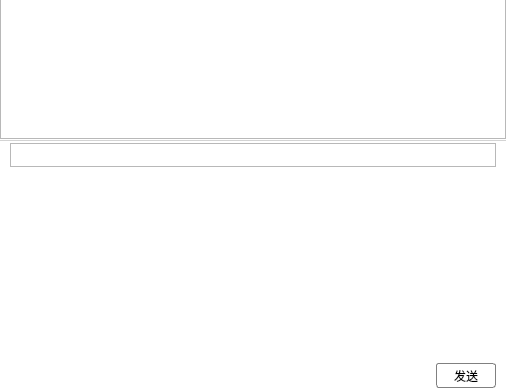
Qt form JChat/ChatWidget.ui (jpush/jchat-windows) before a commit; both pictures show x 0 to 506 and y 213 to 603 of the 506 by 603 pixel window.
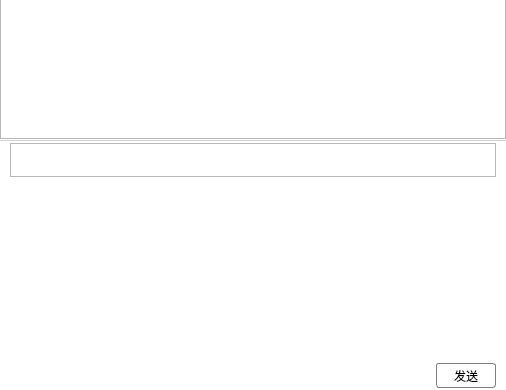
The same form after that commit. Icons and pictures are not drawn. Custom widgets are drawn as their Qt base class.

The edit to the form file:
```diff
--- a/JChat/ChatWidget.ui
+++ b/JChat/ChatWidget.ui
@@ -367,24 +367,27 @@
           <enum>QFrame::Raised</enum>
          </property>
          <layout class="QHBoxLayout" name="horizontalLayout_3">
+          <property name="spacing">
+           <number>16</number>
+          </property>
           <property name="leftMargin">
            <number>0</number>
           </property>
           <property name="topMargin">
-           <number>0</number>
+           <number>4</number>
           </property>
           <property name="rightMargin">
            <number>0</number>
           </property>
           <property name="bottomMargin">
-           <number>0</number>
+           <number>4</number>
           </property>
           <item>
            <widget class="QToolButton" name="btnEmoji">
             <property name="minimumSize">
              <size>
-              <width>20</width>
-              <height>20</height>
+              <width>24</width>
+              <height>24</height>
              </size>
             </property>
             <property name="text">
@@ -396,8 +399,8 @@
            <widget class="QToolButton" name="btnImage">
             <property name="minimumSize">
              <size>
-              <width>20</width>
-              <height>20</height>
+              <width>24</width>
+              <height>24</height>
              </size>
             </property>
             <property name="text">
@@ -409,8 +412,8 @@
            <widget class="QToolButton" name="btnFile">
             <property name="minimumSize">
              <size>
-              <width>20</width>
-              <height>20</height>
+              <width>24</width>
+              <height>24</height>
              </size>
             </property>
             <property name="text">
@@ -422,8 +425,8 @@
            <widget class="QToolButton" name="btnUserCard">
             <property name="minimumSize">
              <size>
-              <width>20</width>
-              <height>20</height>
+              <width>24</width>
+              <height>24</height>
              </size>
             </property>
             <property name="text">
```
